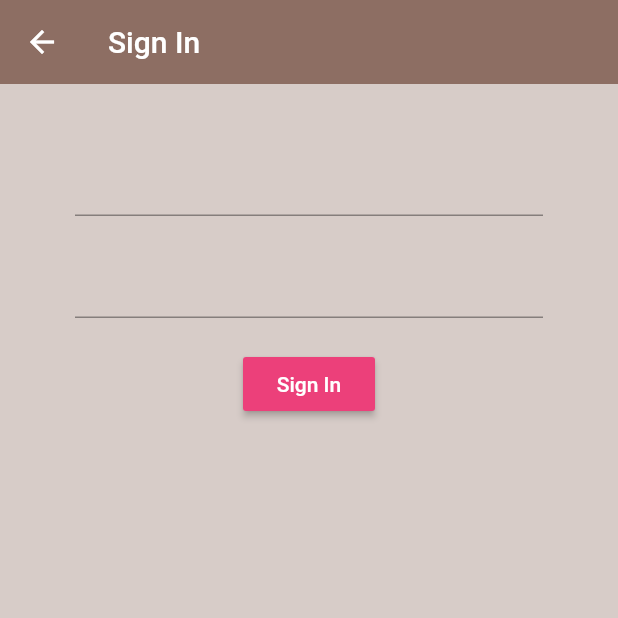
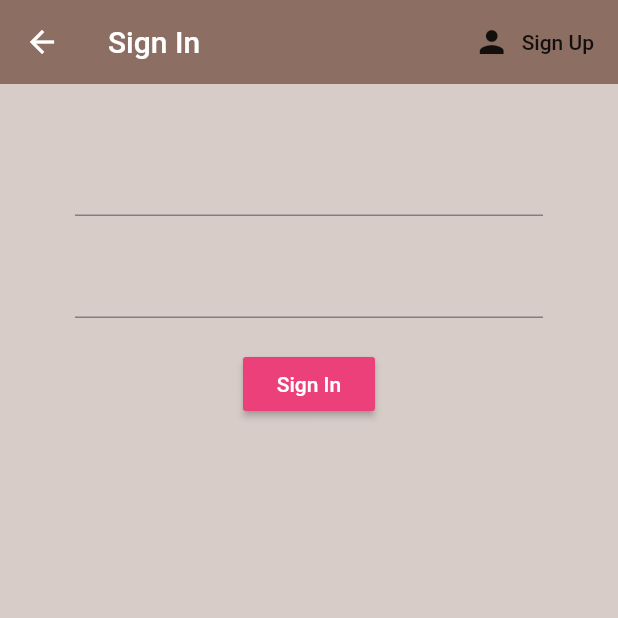
Before and after one commit to niaperedo/brew_coffee, a Flutter app: the SignIn screen opened directly, on a phone screen of 412 x 824 dp, the top half of it. Run offline on Flutter 3.47's test engine with Material 2 defaults, Android fonts, the phone set to English and light mode, and no system bars; our stand-ins replace firebase_auth; accounts and stored records are empty.

Commit message:
Add lesson 11

```diff
--- a/lib/screens/authenticate/sign_in.dart
+++ b/lib/screens/authenticate/sign_in.dart
@@ -2,6 +2,10 @@ import 'package:brew_coffee/services/auth.dart';
 import 'package:flutter/material.dart';
 
 class SignIn extends StatefulWidget {
+  final Function toggleView;
+
+  SignIn({this.toggleView});
+
   @override
   _SignInState createState() => _SignInState();
 }
@@ -18,7 +22,16 @@ class _SignInState extends State<SignIn> {
       appBar: AppBar(
         backgroundColor: Colors.brown[400],
         elevation: 0.0,
-        title: Text('Sign In')
+        title: Text('Sign In'),
+        actions: <Widget>[
+        FlatButton.icon(
+          icon: Icon(Icons.person),
+          label: Text('Sign Up'),
+          onPressed: () {
+            widget.toggleView();
+          },
+        )
+      ],
       ),
       body: Container(
         padding: EdgeInsets.symmetric(vertical: 20.0, horizontal: 50.0),
```
Also changed, not shown: lib/screens/authenticate/authenticate.dart (+11 -3 lines).
